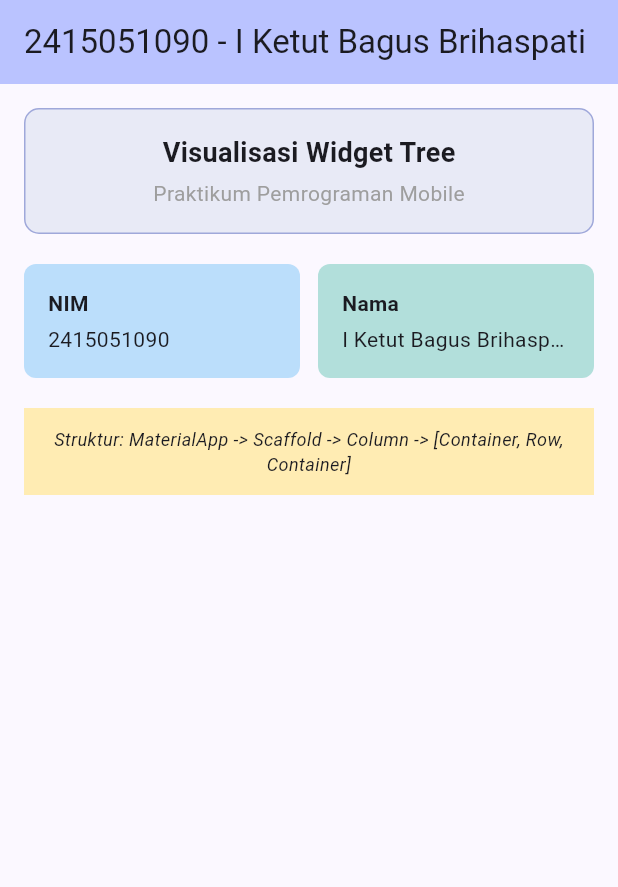
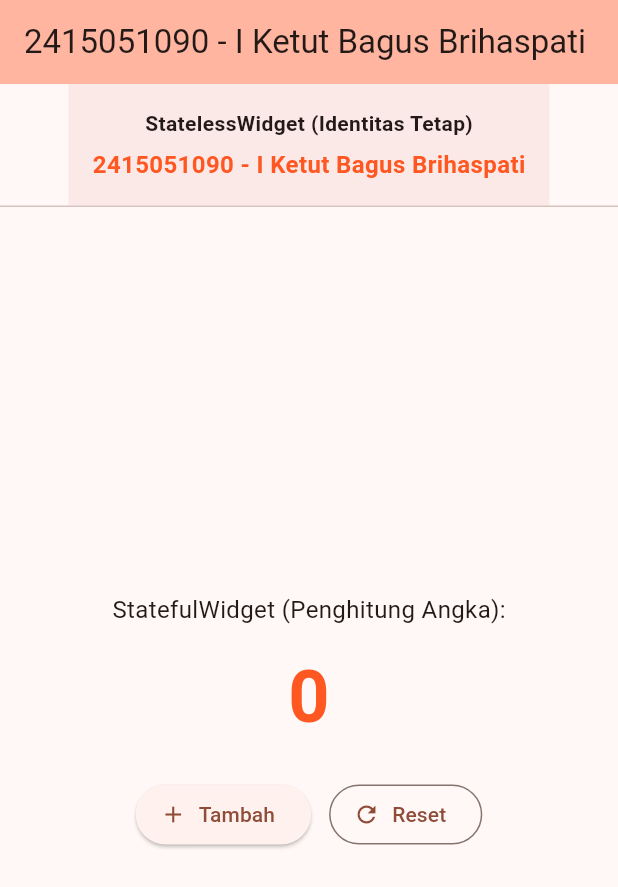
Before and after one commit to bagusbrihaspati/mobile-praktikum., a Flutter app: the screen it shows after launch, on a phone screen of 412 x 824 dp. Shown: the top 887 px of the screen. Run offline on Flutter 3.47's test engine with Material 3 defaults, Android fonts, the phone set to English and light mode, and no system bars.

Commit message:
Tahap 5: Mengimplementasikan perbedaan StatelessWidget dan StatefulWidget dengan fungsi setState

```diff
--- a/flutter_ui_fundamentals/lib/main.dart
+++ b/flutter_ui_fundamentals/lib/main.dart
@@ -10,19 +10,72 @@ class MyApp extends StatelessWidget {
   @override
   Widget build(BuildContext context) {
     return MaterialApp(
-      title: 'Tahap 4 - Widget Tree',
+      title: 'Tahap 5 - Stateless vs Stateful',
       debugShowCheckedModeBanner: false,
       theme: ThemeData(
-        colorScheme: ColorScheme.fromSeed(seedColor: Colors.indigo),
+        colorScheme: ColorScheme.fromSeed(seedColor: Colors.deepOrange),
         useMaterial3: true,
       ),
-      home: const WidgetTreeDemo(),
+      home: const CounterPage(),
     );
   }
 }
 
-class WidgetTreeDemo extends StatelessWidget {
-  const WidgetTreeDemo({super.key});
+// 1. STATELESS WIDGET (Tampilan Statis Header Identitas)
+class IdentityHeader extends StatelessWidget {
+  final String name;
+  final String nim;
+
+  const IdentityHeader({
+    super.key,
+    required this.name,
+    required this.nim,
+  });
+
+  @override
+  Widget build(BuildContext context) {
+    return Container(
+      padding: const EdgeInsets.all(16.0),
+      color: Colors.deepOrange.shade50,
+      child: Column(
+        children: [
+          const Text(
+            'StatelessWidget (Identitas Tetap)',
+            style: TextStyle(fontWeight: FontWeight.bold, fontSize: 14),
+          ),
+          const SizedBox(height: 6),
+          Text(
+            '$nim - $name',
+            style: const TextStyle(fontSize: 16, fontWeight: FontWeight.bold, color: Colors.deepOrange),
+          ),
+        ],
+      ),
+    );
+  }
+}
+
+// 2. STATEFUL WIDGET (Tampilan Dinamis Counter)
+class CounterPage extends StatefulWidget {
+  const CounterPage({super.key});
+
+  @override
+  State<CounterPage> createState() => _CounterPageState();
+}
+
+class _CounterPageState extends State<CounterPage> {
+  int _counter = 0;
+
+  void _incrementCounter() {
+    setState(() {
+      _counter++;
+    });
+  }
+
+  void _resetCounter() {
+    setState(() {
+      _counter = 0;
+    });
+  }
 
   @override
   Widget build(BuildContext context) {
@@ -31,90 +84,53 @@ class WidgetTreeDemo extends StatelessWidget {
         title: const Text('2415051090 - I Ketut Bagus Brihaspati'),
         backgroundColor: Theme.of(context).colorScheme.inversePrimary,
       ),
-      body: SingleChildScrollView(
-        padding: const EdgeInsets.all(16.0),
+      body: Column(
+        children: [
+          // Panggil Stateless Widget
+          const IdentityHeader(
+            name: 'I Ketut Bagus Brihaspati',
+            nim: '2415051090',
+          ),
+          const Divider(height: 1),
+
+          // Bagian Stateful (Dinamis)
+          Expanded(
+            child: Center(
               child: Column(
-          crossAxisAlignment: CrossAxisAlignment.stretch,
+                mainAxisAlignment: MainAxisAlignment.center,
                 children: [
-            // Header / Parent Container 1
-            Container(
-              padding: const EdgeInsets.all(16.0),
-              decoration: BoxDecoration(
-                color: Colors.indigo.shade50,
-                borderRadius: BorderRadius.circular(10),
-                border: Border.all(color: Colors.indigo.shade200),
+                  const Text(
+                    'StatefulWidget (Penghitung Angka):',
+                    style: TextStyle(fontSize: 16),
                   ),
-              child: Column(
-                children: const [
+                  const SizedBox(height: 12),
                   Text(
-                    'Visualisasi Widget Tree',
-                    style: TextStyle(fontSize: 18, fontWeight: FontWeight.bold),
+                    '$_counter',
+                    style: const TextStyle(fontSize: 48, fontWeight: FontWeight.bold, color: Colors.deepOrange),
                   ),
-                  SizedBox(height: 4),
-                  Text(
-                    'Praktikum Pemrograman Mobile',
-                    style: TextStyle(color: Colors.grey),
+                  const SizedBox(height: 20),
+                  Row(
+                    mainAxisAlignment: MainAxisAlignment.center,
+                    children: [
+                      ElevatedButton.icon(
+                        onPressed: _incrementCounter,
+                        icon: const Icon(Icons.add),
+                        label: const Text('Tambah'),
+                      ),
+                      const SizedBox(width: 12),
+                      OutlinedButton.icon(
+                        onPressed: _resetCounter,
+                        icon: const Icon(Icons.refresh),
+                        label: const Text('Reset'),
                       ),
                     ],
                   ),
-            ),
-            const SizedBox(height: 20),
-
-            // Child Level 2 (Row dengan 2 Sub-Widget)
-            Row(
-              children: [
-                Expanded(
-                  child: Container(
-                    padding: const EdgeInsets.all(16.0),
-                    decoration: BoxDecoration(
-                      color: Colors.blue.shade100,
-                      borderRadius: BorderRadius.circular(8),
-                    ),
-                    child: Column(
-                      crossAxisAlignment: CrossAxisAlignment.start,
-                      children: const [
-                        Text('NIM', style: TextStyle(fontWeight: FontWeight.bold)),
-                        SizedBox(height: 4),
-                        Text('2415051090'),
-                      ],
-                    ),
-                  ),
-                ),
-                const SizedBox(width: 12),
-                Expanded(
-                  child: Container(
-                    padding: const EdgeInsets.all(16.0),
-                    decoration: BoxDecoration(
-                      color: Colors.teal.shade100,
-                      borderRadius: BorderRadius.circular(8),
-                    ),
-                    child: Column(
-                      crossAxisAlignment: CrossAxisAlignment.start,
-                      children: const [
-                        Text('Nama', style: TextStyle(fontWeight: FontWeight.bold)),
-                        SizedBox(height: 4),
-                        Text('I Ketut Bagus Brihaspati', overflow: TextOverflow.ellipsis),
                 ],
               ),
             ),
           ),
         ],
       ),
-            const SizedBox(height: 20),
-
-            // Footer / Parent Container 2
-            Container(
-              padding: const EdgeInsets.all(12.0),
-              color: Colors.amber.shade100,
-              child: const Text(
-                'Struktur: MaterialApp -> Scaffold -> Column -> [Container, Row, Container]',
-                textAlign: TextAlign.center,
-                style: TextStyle(fontSize: 12, fontStyle: FontStyle.italic),
-              ),
-            ),
-          ],
-        ),
-      ),
     );
   }
 }
```
Lines whose indentation alone changed are shown as unchanged.
